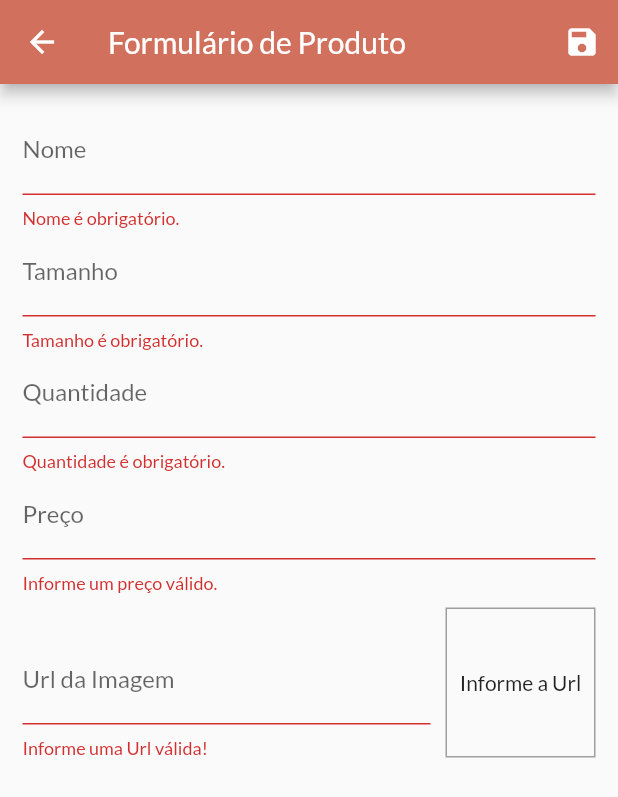
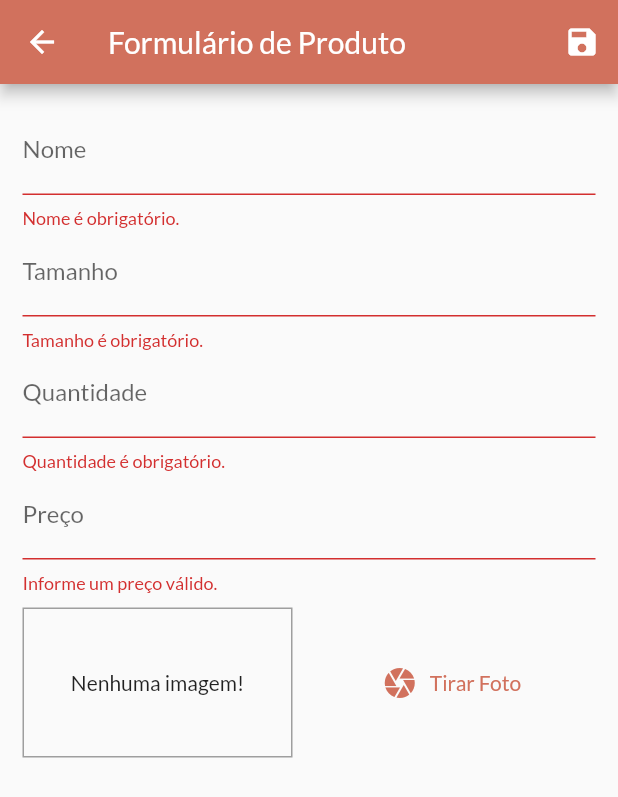
Before and after one commit to souzap371/kginger_full, a Flutter app: the ProductFormPage screen opened by its route, after a tap on the "save" icon, on a phone screen of 412 x 824 dp. Shown: the top 797 px of the screen. Run offline on Flutter 3.47's test engine with Material 2 defaults, Android fonts, the phone set to English and light mode, and no system bars; our stand-ins replace image_picker, shared_preferences; missing offline and left inert: shared_preferences_web; accounts and stored records are empty; network calls fail.

Commit message:
Reatoração tipo de dado de String para File product.dart

```diff
--- a/lib/components/product_grid.dart
+++ b/lib/components/product_grid.dart
@@ -20,7 +20,7 @@ class ProductGrid extends StatelessWidget {
       itemCount: loadedProducts.length,
       itemBuilder: (ctx, i) => ChangeNotifierProvider.value(
         value: loadedProducts[i],
-        child: const ProductGridItem(),
+        child: ProductGridItem(),
       ),
       gridDelegate: const SliverGridDelegateWithFixedCrossAxisCount(
         crossAxisCount: 2,
--- a/lib/components/product_item.dart
+++ b/lib/components/product_item.dart
@@ -19,7 +19,8 @@ class ProductItem extends StatelessWidget {
     return Card(
       child: ListTile(
         leading: CircleAvatar(
-          backgroundImage: NetworkImage(product.imageUrl),
+          backgroundImage: NetworkImage('${product.foto}'),
+          //backgroundImage: NetworkImage(product.imageUrl),
         ),
         title: Text('${product.name}' '=' + '${product.tamanho}'),
         subtitle: Text('${product.price}'),
--- a/lib/models/product.dart
+++ b/lib/models/product.dart
@@ -1,4 +1,5 @@
 import 'dart:convert';
+import 'dart:io';
 
 import 'package:flutter/material.dart';
 import 'package:http/http.dart' as http;
@@ -10,8 +11,8 @@ class Product with ChangeNotifier {
   final String tamanho;
   final String quantidade;
   final double price;
-  final String imageUrl;
-  //final File image;
+  //final String imageUrl;
+  final File foto;
   bool isFavorite;
 
   Product({
@@ -20,8 +21,8 @@ class Product with ChangeNotifier {
     required this.tamanho,
     required this.quantidade,
     required this.price,
-    required this.imageUrl,
-    //required this.image,
+    //required this.imageUrl,
+    required this.foto,
     this.isFavorite = false,
   });
 
--- a/lib/models/product_list.dart
+++ b/lib/models/product_list.dart
@@ -1,4 +1,5 @@
 import 'dart:convert';
+import 'dart:io';
 import 'dart:math';
 import 'package:flutter/material.dart';
 import 'package:http/http.dart' as http;
@@ -51,9 +52,9 @@ class ProductList with ChangeNotifier {
           tamanho: productData['tamanho'],
           quantidade: productData['quantidade'],
           price: productData['price'],
-          imageUrl: productData['imageUrl'],
-          //image: productData['image'],
-          isFavorite: isFavorite,
+          //imageUrl: productData['imageUrl'],
+          foto: productData['foto'],
+          //isFavorite: isFavorite,
         ),
       );
     });
@@ -69,8 +70,8 @@ class ProductList with ChangeNotifier {
       tamanho: data['tamanho'] as String,
       quantidade: data['quantidade'] as String,
       price: data['price'] as double,
-      imageUrl: data['imageUrl'] as String,
-      //image: data['image'] as File,
+      //imageUrl: data['imageUrl'] as String,
+      foto: data['foto'] as File,
     );
 
     if (hasId) {
@@ -89,8 +90,8 @@ class ProductList with ChangeNotifier {
           "tamanho": product.tamanho,
           "quantidade": product.quantidade,
           "price": product.price,
-          "imageUrl": product.imageUrl,
-          //"image": product.image,
+          //"imageUrl": product.imageUrl,
+          "foto": product.foto,
         },
       ),
     );
@@ -102,8 +103,8 @@ class ProductList with ChangeNotifier {
       tamanho: product.tamanho,
       quantidade: product.quantidade,
       price: product.price,
-      imageUrl: product.imageUrl,
-      //image: product.image,
+      //imageUrl: product.imageUrl,
+      foto: product.foto,
     ));
     notifyListeners();
   }
@@ -121,8 +122,8 @@ class ProductList with ChangeNotifier {
             "tamanho": product.tamanho,
             "quantidade": product.quantidade,
             "price": product.price,
-            "imageUrl": product.imageUrl,
-            //"image": product.image,
+            //"imageUrl": product.imageUrl,
+            "foto": product.foto,
           },
         ),
       );
--- a/lib/pages/product_detail_page.dart
+++ b/lib/pages/product_detail_page.dart
@@ -22,7 +22,7 @@ class ProductDetailPage extends StatelessWidget {
                   Hero(
                     tag: product.id,
                     child: Image.network(
-                      product.imageUrl,
+                      '${product.foto}',
                       fit: BoxFit.cover,
                     ),
                   ),
--- a/lib/pages/product_form_page.dart
+++ b/lib/pages/product_form_page.dart
@@ -1,5 +1,8 @@
+import 'dart:io';
+
 import 'package:flutter/material.dart';
 import 'package:provider/provider.dart';
+import 'package:shop/components/image_input.dart';
 import 'package:shop/models/product.dart';
 import 'package:shop/models/product_list.dart';
 
@@ -14,18 +17,28 @@ class _ProductFormPageState extends State<ProductFormPage> {
   final _priceFocus = FocusNode();
   final _tamanhoFocus = FocusNode();
 
-  final _imageUrlFocus = FocusNode();
-  final _imageUrlController = TextEditingController();
+  //final _imageUrlFocus = FocusNode();
+  final _fotoFocus = FocusNode();
+  //final _imageUrlController = TextEditingController();
+  File? _pickedImage;
 
   final _formKey = GlobalKey<FormState>();
   final _formData = <String, Object>{};
 
   bool _isLoading = false;
 
+  //Função selecionar imagem
+  void _selectImage(File pickImage) {
+    setState(() {
+      _pickedImage = pickImage;
+    });
+  }
+
   @override
   void initState() {
     super.initState();
-    _imageUrlFocus.addListener(updateImage);
+    _fotoFocus.addListener(updateImage);
+    //_imageUrlFocus.addListener(updateImage);
   }
 
   @override
@@ -42,9 +55,9 @@ class _ProductFormPageState extends State<ProductFormPage> {
         _formData['tamanho'] = product.tamanho;
         _formData['quantidade'] = product.quantidade;
         _formData['price'] = product.price;
-        //_formData['image'] = product.image;
-        _formData['imageUrl'] = product.imageUrl;
-        _imageUrlController.text = product.imageUrl;
+        _formData['foto'] = product.foto;
+        //_formData['imageUrl'] = product.imageUrl;
+        //_imageUrlController.text = product.imageUrl;
       }
     }
   }
@@ -55,21 +68,23 @@ class _ProductFormPageState extends State<ProductFormPage> {
     _priceFocus.dispose();
     _tamanhoFocus.dispose();
 
-    _imageUrlFocus.removeListener(updateImage);
-    _imageUrlFocus.dispose();
+    _fotoFocus.removeListener(updateImage);
+    _fotoFocus.dispose();
+    // _imageUrlFocus.removeListener(updateImage);
+    // _imageUrlFocus.dispose();
   }
 
   void updateImage() {
     setState(() {});
   }
 
-  bool isValidImageUrl(String url) {
-    bool isValidUrl = Uri.tryParse(url)?.hasAbsolutePath ?? false;
-    bool endsWithFile = url.toLowerCase().endsWith('.png') ||
-        url.toLowerCase().endsWith('.jpg') ||
-        url.toLowerCase().endsWith('.jpeg');
-    return isValidUrl && endsWithFile;
-  }
+  // bool isValidImageUrl(String url) {
+  //   bool isValidUrl = Uri.tryParse(url)?.hasAbsolutePath ?? false;
+  //   bool endsWithFile = url.toLowerCase().endsWith('.png') ||
+  //       url.toLowerCase().endsWith('.jpg') ||
+  //       url.toLowerCase().endsWith('.jpeg');
+  //   return isValidUrl && endsWithFile;
+  // }
 
   Future<void> _submitForm() async {
     final isValid = _formKey.currentState?.validate() ?? false;
@@ -219,51 +234,55 @@ class _ProductFormPageState extends State<ProductFormPage> {
                         return null;
                       },
                     ),
-                    Row(
-                      crossAxisAlignment: CrossAxisAlignment.end,
-                      children: [
-                        Expanded(
-                          child: TextFormField(
-                            decoration: const InputDecoration(
-                                labelText: 'Url da Imagem'),
-                            keyboardType: TextInputType.url,
-                            textInputAction: TextInputAction.done,
-                            focusNode: _imageUrlFocus,
-                            controller: _imageUrlController,
-                            onFieldSubmitted: (_) => _submitForm(),
-                            onSaved: (imageUrl) =>
-                                _formData['imageUrl'] = imageUrl ?? '',
-                            validator: (_imageUrl) {
-                              final imageUrl = _imageUrl ?? '';
+                    SizedBox(
+                      height: 10,
+                    ),
+                    ImageInput(this._selectImage),
+                    // Row(
+                    //   crossAxisAlignment: CrossAxisAlignment.end,
+                    //   children: [
+                    //     Expanded(
+                    //       child: TextFormField(
+                    //         decoration: const InputDecoration(
+                    //             labelText: 'Url da Imagem'),
+                    //         keyboardType: TextInputType.url,
+                    //         textInputAction: TextInputAction.done,
+                    //         focusNode: _imageUrlFocus,
+                    //         controller: _imageUrlController,
+                    //         onFieldSubmitted: (_) => _submitForm(),
+                    //         onSaved: (imageUrl) =>
+                    //             _formData['imageUrl'] = imageUrl ?? '',
+                    //         validator: (_imageUrl) {
+                    //           final imageUrl = _imageUrl ?? '';
 
-                              if (!isValidImageUrl(imageUrl)) {
-                                return 'Informe uma Url válida!';
-                              }
+                    //           if (!isValidImageUrl(imageUrl)) {
+                    //             return 'Informe uma Url válida!';
+                    //           }
 
-                              return null;
-                            },
-                          ),
-                        ),
-                        Container(
-                          height: 100,
-                          width: 100,
-                          margin: const EdgeInsets.only(
-                            top: 10,
-                            left: 10,
-                          ),
-                          decoration: BoxDecoration(
-                            border: Border.all(
-                              color: Colors.grey,
-                              width: 1,
-                            ),
-                          ),
-                          alignment: Alignment.center,
-                          child: _imageUrlController.text.isEmpty
-                              ? const Text('Informe a Url')
-                              : Image.network(_imageUrlController.text),
-                        ),
-                      ],
-                    ),
+                    //           return null;
+                    //         },
+                    //       ),
+                    //     ),
+                    //     Container(
+                    //       height: 100,
+                    //       width: 100,
+                    //       margin: const EdgeInsets.only(
+                    //         top: 10,
+                    //         left: 10,
+                    //       ),
+                    //       decoration: BoxDecoration(
+                    //         border: Border.all(
+                    //           color: Colors.grey,
+                    //           width: 1,
+                    //         ),
+                    //       ),
+                    //       alignment: Alignment.center,
+                    //       child: _imageUrlController.text.isEmpty
+                    //           ? const Text('Informe a Url')
+                    //           : Image.network(_imageUrlController.text),
+                    //     ),
+                    //   ],
+                    // ),
                   ],
                 ),
               ),
--- a/pubspec.yaml
+++ b/pubspec.yaml
@@ -36,6 +36,8 @@ dependencies:
   image_picker: ^0.8.6
   path_provider: ^2.0.11
   path: ^1.8.2
+  firebase_storage: ^11.0.10
+  firebase_core: ^2.4.1
 
   # The following adds the Cupertino Icons font to your application.
   # Use with the CupertinoIcons class for iOS style icons.
```
Also changed, not shown: lib/components/product_grid_item.dart (+37 -35 lines), lib/data/dummy_data.dart (+41 -38 lines), pubspec.lock, 1 other file.
